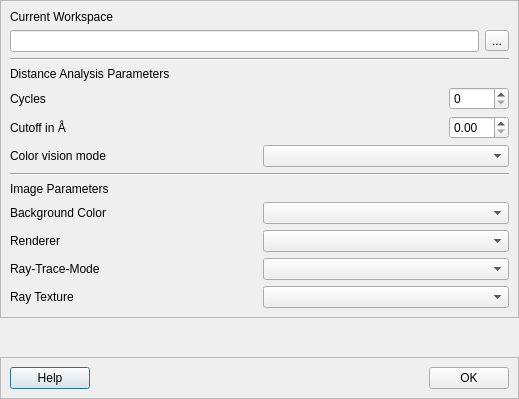
Qt form pyssa/gui/ui/forms/dlgSettingsGlobal.ui (urban233/PySSA) before a commit.
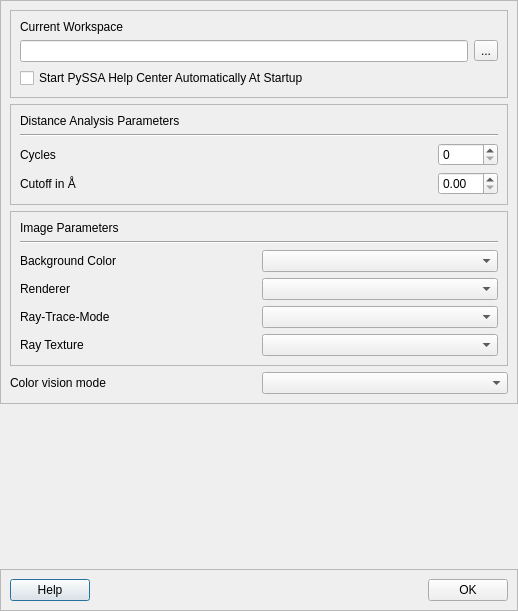
The same form after that commit.

Commit message: add start of end-user help browser to app startup

```diff
--- a/pyssa/gui/ui/forms/dlgSettingsGlobal.ui
+++ b/pyssa/gui/ui/forms/dlgSettingsGlobal.ui
@@ -6,8 +6,8 @@
    <rect>
     <x>0</x>
     <y>0</y>
-    <width>519</width>
-    <height>399</height>
+    <width>518</width>
+    <height>611</height>
    </rect>
   </property>
   <property name="contextMenuPolicy">
@@ -16,7 +16,7 @@
   <property name="windowTitle">
    <string>Dialog</string>
   </property>
-  <layout class="QVBoxLayout" name="verticalLayout_6">
+  <layout class="QVBoxLayout" name="verticalLayout_9">
    <property name="leftMargin">
     <number>0</number>
    </property>
@@ -37,6 +37,15 @@
      <property name="frameShadow">
       <enum>QFrame::Raised</enum>
      </property>
+     <layout class="QVBoxLayout" name="verticalLayout_8">
+      <item>
+       <widget class="QFrame" name="frame_settings_general">
+        <property name="frameShape">
+         <enum>QFrame::StyledPanel</enum>
+        </property>
+        <property name="frameShadow">
+         <enum>QFrame::Raised</enum>
+        </property>
      <layout class="QVBoxLayout" name="verticalLayout_5">
       <item>
        <layout class="QVBoxLayout" name="verticalLayout_3">
@@ -64,14 +73,26 @@
        </layout>
       </item>
       <item>
+          <widget class="QCheckBox" name="check_box_start_help">
+           <property name="text">
+            <string>Start PySSA Help Center Automatically At Startup</string>
+           </property>
+          </widget>
+         </item>
+        </layout>
+       </widget>
+      </item>
+      <item>
+       <widget class="QFrame" name="frame_settings_distance_parameters">
+        <property name="frameShape">
+         <enum>QFrame::StyledPanel</enum>
+        </property>
+        <property name="frameShadow">
+         <enum>QFrame::Raised</enum>
+        </property>
+        <layout class="QVBoxLayout" name="verticalLayout_6">
+         <item>
        <layout class="QVBoxLayout" name="verticalLayout_4">
-        <item>
-         <widget class="Line" name="line">
-          <property name="orientation">
-           <enum>Qt::Horizontal</enum>
-          </property>
-         </widget>
-        </item>
         <item>
          <widget class="QLabel" name="label_6">
           <property name="text">
@@ -81,6 +102,13 @@
         </item>
        </layout>
       </item>
+         <item>
+          <widget class="Line" name="line">
+           <property name="orientation">
+            <enum>Qt::Horizontal</enum>
+           </property>
+          </widget>
+         </item>
       <item>
        <layout class="QHBoxLayout" name="horizontalLayout_5">
         <item>
@@ -123,29 +151,20 @@
         </item>
        </layout>
       </item>
-      <item>
-       <layout class="QHBoxLayout" name="horizontalLayout">
-        <item>
-         <widget class="QLabel" name="lbl_color_vision_mode">
-          <property name="text">
-           <string>Color vision mode</string>
-          </property>
-         </widget>
-        </item>
-        <item>
-         <widget class="QComboBox" name="cb_color_vision_mode"/>
-        </item>
-       </layout>
+        </layout>
+       </widget>
       </item>
+      <item>
+       <widget class="QFrame" name="frame_settings_image_parameters">
+        <property name="frameShape">
+         <enum>QFrame::StyledPanel</enum>
+        </property>
+        <property name="frameShadow">
+         <enum>QFrame::Raised</enum>
+        </property>
+        <layout class="QVBoxLayout" name="verticalLayout_7">
       <item>
        <layout class="QVBoxLayout" name="verticalLayout">
-        <item>
-         <widget class="Line" name="line_2">
-          <property name="orientation">
-           <enum>Qt::Horizontal</enum>
-          </property>
-         </widget>
-        </item>
         <item>
          <widget class="QLabel" name="label">
           <property name="text">
@@ -153,6 +172,13 @@
           </property>
          </widget>
         </item>
+           <item>
+            <widget class="Line" name="line_2">
+             <property name="orientation">
+              <enum>Qt::Horizontal</enum>
+             </property>
+            </widget>
+           </item>
        </layout>
       </item>
       <item>
@@ -208,6 +234,23 @@
         </item>
         <item>
          <widget class="QComboBox" name="box_ray_texture"/>
+           </item>
+          </layout>
+         </item>
+        </layout>
+       </widget>
+      </item>
+      <item>
+       <layout class="QHBoxLayout" name="horizontalLayout">
+        <item>
+         <widget class="QLabel" name="lbl_color_vision_mode">
+          <property name="text">
+           <string>Color vision mode</string>
+          </property>
+         </widget>
+        </item>
+        <item>
+         <widget class="QComboBox" name="cb_color_vision_mode"/>
         </item>
        </layout>
       </item>
```
Lines whose indentation alone changed are shown as unchanged. The commit also changes 12 other files.
